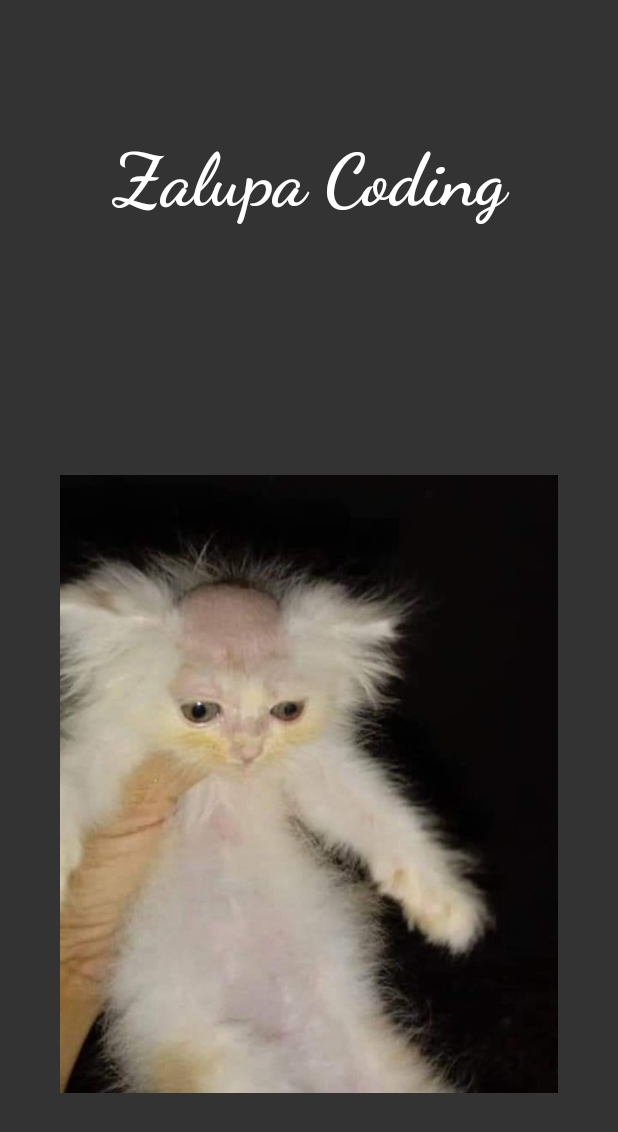
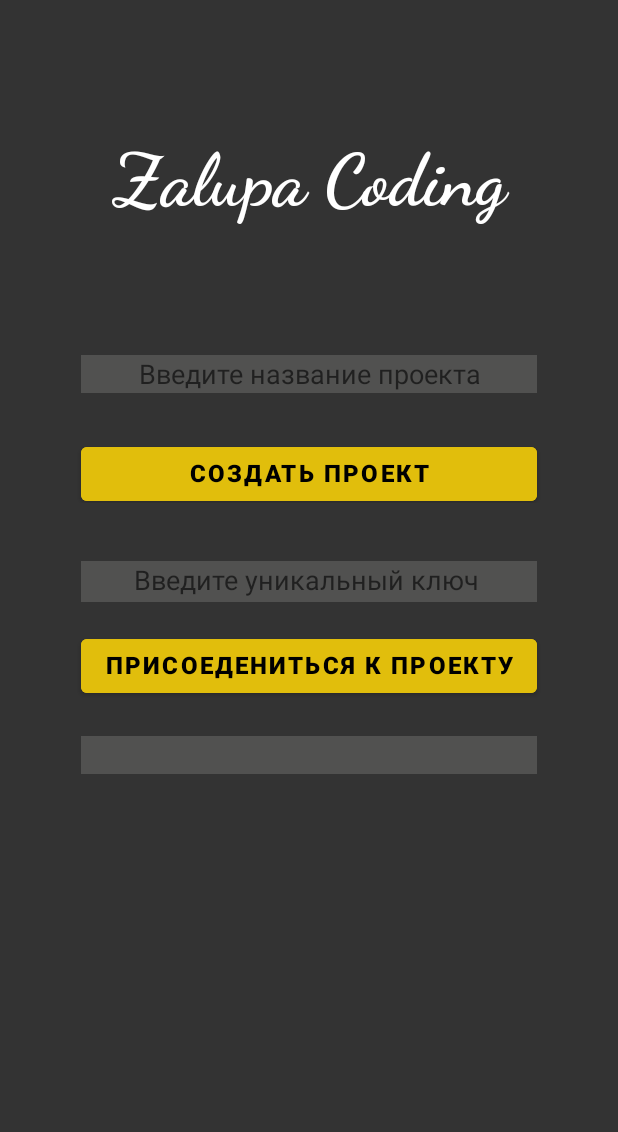
Before and after one commit to R0land42/entranceAct, an Android app: the layout activity_main_menu.xml on its own in the app's theme, with its tools: preview values and no code run, on a phone screen of 412 x 824 dp. Shown: the top 1132 px of the screen. Run offline under Robolectric (Android 15) with nearby library versions, the phone set to English and light mode, and no system bars.

Commit message:
Добавил форму создания проекта и подключения к существующему

```diff
--- a/app/src/main/java/com/example/entranceact/Const.java
+++ b/app/src/main/java/com/example/entranceact/Const.java
@@ -2,5 +2,9 @@ package com.example.entranceact;
 
 public class Const {
     static final String DB_USERS_REF ="Users";
+    static final String DB_PROJECT_REF ="Projects";
     static final String USER_NAME = "userName";
+    static final String USER_LOGIN = "userLogin";
+    static final String USER_PASSWORD = "userPassword";
+    static final String USER_EMAIL = "userEmail";
 }
--- a/app/src/main/java/com/example/entranceact/MainActivity.java
+++ b/app/src/main/java/com/example/entranceact/MainActivity.java
@@ -62,10 +62,14 @@ public class MainActivity extends AppCompatActivity {
                     String login = users.login;
                     String password = users.password;
                     String name = users.name;
+                    String email = users.email;
                     if (login.equals(log)){
                         if(password.equals(passwr)){
                             Intent intent = new Intent(MainActivity.this, MainMenu.class);
+                            intent.putExtra(Const.USER_LOGIN, login);
+                            intent.putExtra(Const.USER_PASSWORD, password);
                             intent.putExtra(Const.USER_NAME, name);
+                            intent.putExtra(Const.USER_EMAIL, email);
                             startActivity(intent);
                             break;
                         }
--- /dev/null
+++ b/app/src/main/java/com/example/entranceact/ProjectInfo.java
@@ -0,0 +1,4 @@
+package com.example.entranceact;
+
+public class ProjectInfo {
+}
--- a/app/src/main/res/layout/activity_main_menu.xml
+++ b/app/src/main/res/layout/activity_main_menu.xml
@@ -5,7 +5,7 @@
     android:layout_width="match_parent"
     android:layout_height="match_parent"
     android:background="#333333"
-    tools:context=".SignUpActivity"
+    tools:context=".MainMenu"
     >
 
     <TableLayout
@@ -52,7 +52,29 @@
                 android:textStyle="bold" />
 
 
+        </TableRow>
 
+        <TableRow
+            android:layout_width="wrap_content"
+            android:layout_height="wrap_content"
+            android:gravity="center"
+            android:paddingLeft="40dp"
+            android:paddingTop="5dp"
+            android:paddingRight="40dp"
+            android:paddingBottom="5dp">
+
+            <EditText
+                android:id="@+id/edTextProjectName"
+                android:layout_width="wrap_content"
+                android:layout_height="wrap_content"
+                android:layout_marginTop="10dp"
+                android:background="#515150"
+                android:backgroundTint="#515150"
+                android:ems="10"
+                android:gravity="center"
+                android:hint="Введите название проекта"
+                android:inputType="textPersonName"
+                android:paddingBottom="5dp" />
         </TableRow>
 
 
@@ -65,14 +87,93 @@
             android:paddingRight="40dp"
             android:paddingBottom="5dp">
 
-
-            <ImageView
-                android:id="@+id/imageView"
+            <Button
+                android:id="@+id/btnNewProject"
                 android:layout_width="wrap_content"
                 android:layout_height="wrap_content"
+                android:layout_marginTop="10dp"
+                android:backgroundTint="#E1BE0C"
                 android:gravity="center"
-                app:srcCompat="@drawable/bgimg" />
-        </TableRow>>
+                android:onClick="onClickStartNewProject"
+                android:paddingBottom="5dp"
+                android:text="Создать проект"
+                android:textColor="#000000"
+                android:textSize="16sp"
+                android:textStyle="bold" />
+
+        </TableRow>
+
+        <TableRow
+            android:layout_width="wrap_content"
+            android:layout_height="wrap_content"
+            android:gravity="center"
+            android:layout_marginTop="20dp"
+            android:paddingLeft="40dp"
+            android:paddingTop="5dp"
+            android:paddingRight="40dp"
+            android:paddingBottom="5dp">
+
+            <EditText
+                android:id="@+id/edTextProjectKey"
+                android:layout_width="wrap_content"
+                android:layout_height="wrap_content"
+                android:layout_marginTop="5dp"
+                android:background="#515150"
+                android:backgroundTint="#515150"
+                android:ems="10"
+                android:gravity="center"
+                android:hint="Введите уникальный ключ "
+                android:inputType="textPersonName"
+                android:paddingBottom="5dp" />
+        </TableRow>
+
+
+        <TableRow
+            android:layout_width="wrap_content"
+            android:layout_height="wrap_content"
+            android:gravity="center"
+            android:paddingLeft="40dp"
+            android:paddingTop="5dp"
+            android:paddingRight="40dp"
+            android:paddingBottom="5dp">
+
+            <Button
+                android:id="@+id/btnConnectToProject"
+                android:layout_width="wrap_content"
+                android:layout_height="wrap_content"
+                android:layout_marginTop="5dp"
+                android:backgroundTint="#E1BE0C"
+                android:gravity="center"
+                android:onClick="onClickConnectToProject"
+                android:paddingBottom="5dp"
+                android:text="Присоедениться к проекту"
+                android:textColor="#000000"
+                android:textSize="16sp"
+                android:textStyle="bold" />
+
+        </TableRow>
+
+        <TableRow
+            android:layout_width="wrap_content"
+            android:layout_height="wrap_content"
+            android:gravity="center"
+            android:paddingLeft="40dp"
+            android:paddingTop="5dp"
+            android:paddingRight="40dp"
+            android:paddingBottom="5dp">
+
+            <EditText
+                android:id="@+id/edTextProjectKeyCheck"
+                android:layout_width="wrap_content"
+                android:layout_height="wrap_content"
+                android:layout_marginTop="10dp"
+                android:background="#515150"
+                android:backgroundTint="#515150"
+                android:ems="10"
+                android:gravity="center"
+                android:inputType="textPersonName"
+                android:paddingBottom="5dp" />
+        </TableRow>
 
     </TableLayout>
 </RelativeLayout>
--- a/app/src/main/res/layout/activity_sign_up.xml
+++ b/app/src/main/res/layout/activity_sign_up.xml
@@ -120,7 +120,8 @@
                 android:gravity="center"
                 android:hint="Пароль"
                 android:inputType="textPassword"
-                android:paddingBottom="5dp" />
+                android:paddingBottom="5dp"
+                android:password="false" />
         </TableRow>
 
         <TableRow
```
Also changed, not shown: app/src/main/java/com/example/entranceact/MainMenu.java (+73 -2 lines), app/src/main/java/com/example/entranceact/ProjectUsers.java (added, +66 -0 lines).
